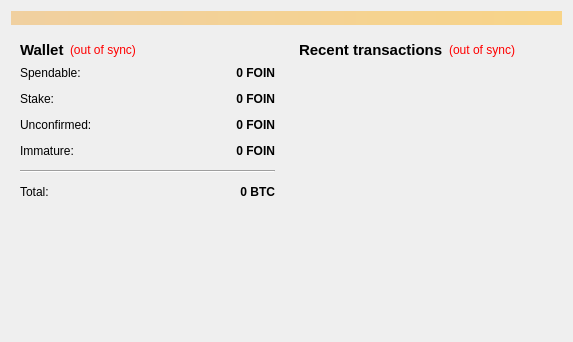
Qt form src/qt/forms/overviewpage.ui (foinio/foin) before a commit.
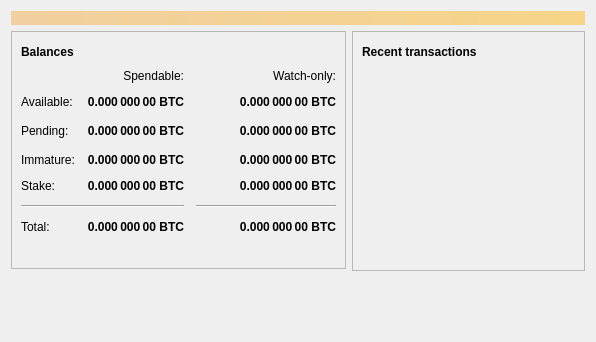
The same form after that commit. Icons and pictures are not drawn.

The edit to the form file:
```diff
--- a/src/qt/forms/overviewpage.ui
+++ b/src/qt/forms/overviewpage.ui
@@ -6,7 +6,7 @@
    <rect>
     <x>0</x>
     <y>0</y>
-    <width>573</width>
+    <width>596</width>
     <height>342</height>
    </rect>
   </property>
@@ -20,8 +20,7 @@
       <bool>false</bool>
      </property>
      <property name="styleSheet">
-      <string notr="true">background-color: qlineargradient(x1: 0, y1: 0, x2: 1, y2: 0, stop:0 #F0D0A0, stop:1 #F8D488);  color:#000000
-</string>
+      <string notr="true">QLabel { background-color: qlineargradient(x1: 0, y1: 0, x2: 1, y2: 0, stop:0 #F0D0A0, stop:1 #F8D488); color:#000000; }</string>
      </property>
      <property name="wordWrap">
       <bool>true</bool>
@@ -36,7 +35,13 @@
      <item>
       <layout class="QVBoxLayout" name="verticalLayout_2">
        <item>
-        <widget class="QWidget" name="widget" native="true">
+        <widget class="QFrame" name="frame">
+         <property name="frameShape">
+          <enum>QFrame::StyledPanel</enum>
+         </property>
+         <property name="frameShadow">
+          <enum>QFrame::Raised</enum>
+         </property>
          <layout class="QVBoxLayout" name="verticalLayout_4">
           <item>
            <layout class="QHBoxLayout" name="horizontalLayout_4">
@@ -44,34 +49,50 @@
              <widget class="QLabel" name="label_5">
               <property name="font">
                <font>
-                <pointsize>11</pointsize>
                 <weight>75</weight>
                 <bold>true</bold>
                </font>
               </property>
               <property name="text">
-               <string>Wallet</string>
+               <string>Balances</string>
               </property>
              </widget>
             </item>
             <item>
-             <widget class="QLabel" name="labelWalletStatus">
+             <widget class="QPushButton" name="labelWalletStatus">
+              <property name="enabled">
+               <bool>true</bool>
+              </property>
+              <property name="maximumSize">
+               <size>
+                <width>30</width>
+                <height>16777215</height>
+               </size>
+              </property>
               <property name="toolTip">
-               <string>The displayed information may be out of date. Your wallet automatically synchronizes with the Foin network after a connection is established, but this process has not completed yet.</string>
-              </property>
-              <property name="styleSheet">
-               <string notr="true">QLabel { color: red; }</string>
+               <string>The displayed information may be out of date. Your wallet automatically synchronizes with the Bitcoin network after a connection is established, but this process has not completed yet.</string>
               </property>
               <property name="text">
-               <string notr="true">(out of sync)</string>
+               <string/>
               </property>
-              <property name="alignment">
-               <set>Qt::AlignLeading|Qt::AlignLeft|Qt::AlignVCenter</set>
+              <property name="icon">
+               <iconset resource="../bitcoin.qrc">
+                <normaloff>:/icons/warning</normaloff>
+                <disabledoff>:/icons/warning</disabledoff>:/icons/warning</iconset>
+              </property>
+              <property name="iconSize">
+               <size>
+                <width>24</width>
+                <height>24</height>
+               </size>
+              </property>
+              <property name="flat">
+               <bool>true</bool>
               </property>
              </widget>
             </item>
             <item>
-             <spacer name="horizontalSpacer_2">
+             <spacer name="horizontalSpacer_3">
               <property name="orientation">
                <enum>Qt::Horizontal</enum>
               </property>
@@ -86,25 +107,12 @@
            </layout>
           </item>
           <item>
-           <layout class="QFormLayout" name="formLayout_2">
-            <property name="fieldGrowthPolicy">
-             <enum>QFormLayout::AllNonFixedFieldsGrow</enum>
-            </property>
-            <property name="horizontalSpacing">
+           <layout class="QGridLayout" name="gridLayout">
+            <property name="spacing">
              <number>12</number>
             </property>
-            <property name="verticalSpacing">
-             <number>12</number>
-            </property>
-            <item row="0" column="0">
-             <widget class="QLabel" name="label">
-              <property name="text">
-               <string>Spendable:</string>
-              </property>
-             </widget>
-            </item>
-            <item row="0" column="1">
-             <widget class="QLabel" name="labelBalance">
+            <item row="2" column="2">
+             <widget class="QLabel" name="labelWatchPending">
               <property name="font">
                <font>
                 <weight>75</weight>
@@ -118,7 +126,7 @@
                <string>Your current spendable balance</string>
               </property>
               <property name="text">
-               <string notr="true">0 FOIN</string>
+               <string notr="true">0.000 000 00 BTC</string>
               </property>
               <property name="alignment">
                <set>Qt::AlignRight|Qt::AlignTrailing|Qt::AlignVCenter</set>
@@ -128,45 +136,6 @@
               </property>
              </widget>
             </item>
-            <item row="1" column="0">
-             <widget class="QLabel" name="label_6">
-              <property name="text">
-               <string>Stake:</string>
-              </property>
-             </widget>
-            </item>
-            <item row="1" column="1">
-             <widget class="QLabel" name="labelStake">
-              <property name="font">
-               <font>
-                <weight>75</weight>
-                <bold>true</bold>
-               </font>
-              </property>
-              <property name="cursor">
-               <cursorShape>IBeamCursor</cursorShape>
-              </property>
-              <property name="toolTip">
-               <string>Total of coins that was staked, and do not yet count toward the current balance</string>
-              </property>
-              <property name="text">
-               <string notr="true">0 FOIN</string>
-              </property>
-              <property name="alignment">
-               <set>Qt::AlignRight|Qt::AlignTrailing|Qt::AlignVCenter</set>
-              </property>
-              <property name="textInteractionFlags">
-               <set>Qt::LinksAccessibleByMouse|Qt::TextSelectableByKeyboard|Qt::TextSelectableByMouse</set>
-              </property>
-             </widget>
-            </item>
-            <item row="2" column="0">
-             <widget class="QLabel" name="label_3">
-              <property name="text">
-               <string>Unconfirmed:</string>
-              </property>
-             </widget>
-            </item>
             <item row="2" column="1">
              <widget class="QLabel" name="labelUnconfirmed">
               <property name="font">
@@ -182,7 +151,7 @@
                <string>Total of transactions that have yet to be confirmed, and do not yet count toward the current balance</string>
               </property>
               <property name="text">
-               <string notr="true">0 FOIN</string>
+               <string notr="true">0.000 000 00 BTC</string>
               </property>
               <property name="alignment">
                <set>Qt::AlignRight|Qt::AlignTrailing|Qt::AlignVCenter</set>
@@ -192,15 +161,8 @@
               </property>
              </widget>
             </item>
-            <item row="3" column="0">
-             <widget class="QLabel" name="labelImmatureText">
-              <property name="text">
-               <string>Immature:</string>
-              </property>
-             </widget>
-            </item>
-            <item row="3" column="1">
-             <widget class="QLabel" name="labelImmature">
+            <item row="3" column="2">
+             <widget class="QLabel" name="labelWatchImmature">
               <property name="font">
                <font>
                 <weight>75</weight>
@@ -211,7 +173,7 @@
                <string>Mined balance that has not yet matured</string>
               </property>
               <property name="text">
-               <string notr="true">0 FOIN</string>
+               <string notr="true">0.000 000 00 BTC</string>
               </property>
               <property name="alignment">
                <set>Qt::AlignRight|Qt::AlignTrailing|Qt::AlignVCenter</set>
@@ -221,21 +183,85 @@
               </property>
              </widget>
             </item>
-            <item row="4" column="0" colspan="2">
+            <item row="5" column="0" colspan="2">
              <widget class="Line" name="line">
               <property name="orientation">
                <enum>Qt::Horizontal</enum>
               </property>
              </widget>
             </item>
-            <item row="5" column="0">
+            <item row="5" column="2">
+             <widget class="Line" name="lineWatchBalance">
+              <property name="sizePolicy">
+               <sizepolicy hsizetype="Preferred" vsizetype="Fixed">
+                <horstretch>0</horstretch>
+                <verstretch>0</verstretch>
+               </sizepolicy>
+              </property>
+              <property name="minimumSize">
+               <size>
+                <width>140</width>
+                <height>0</height>
+               </size>
+              </property>
+              <property name="orientation">
+               <enum>Qt::Horizontal</enum>
+              </property>
+             </widget>
+            </item>
+            <item row="6" column="0">
              <widget class="QLabel" name="labelTotalText">
               <property name="text">
                <string>Total:</string>
               </property>
              </widget>
             </item>
-            <item row="5" column="1">
+            <item row="3" column="1">
+             <widget class="QLabel" name="labelImmature">
+              <property name="font">
+               <font>
+                <weight>75</weight>
+                <bold>true</bold>
+               </font>
+              </property>
+              <property name="cursor">
+               <cursorShape>IBeamCursor</cursorShape>
+              </property>
+              <property name="toolTip">
+               <string>Mined balance that has not yet matured</string>
+              </property>
+              <property name="text">
+               <string notr="true">0.000 000 00 BTC</string>
+              </property>
+              <property name="alignment">
+               <set>Qt::AlignRight|Qt::AlignTrailing|Qt::AlignVCenter</set>
+              </property>
+              <property name="textInteractionFlags">
+               <set>Qt::LinksAccessibleByMouse|Qt::TextSelectableByKeyboard|Qt::TextSelectableByMouse</set>
+              </property>
+             </widget>
+            </item>
+            <item row="2" column="3">
+             <spacer name="horizontalSpacer_2">
+              <property name="orientation">
+               <enum>Qt::Horizontal</enum>
+              </property>
+              <property name="sizeHint" stdset="0">
+               <size>
+                <width>40</width>
+                <height>20</height>
+               </size>
+              </property>
+             </spacer>
+            </item>
+            <item row="3" column="0">
+             <widget class="QLabel" name="labelImmatureText">
+              <property name="text">
+               <string>Immature:</string>
+              </property>
+             </widget>
+            </item>
+            <item row="6" column="1">
              <widget class="QLabel" name="labelTotal">
               <property name="font">
                <font>
@@ -250,7 +276,7 @@
                <string>Your current total balance</string>
               </property>
               <property name="text">
-               <string notr="true">0 BTC</string>
+               <string notr="true">0.000 000 00 BTC</string>
               </property>
               <property name="alignment">
                <set>Qt::AlignRight|Qt::AlignTrailing|Qt::AlignVCenter</set>
@@ -260,8 +286,191 @@
               </property>
              </widget>
             </item>
+            <item row="6" column="2">
+             <widget class="QLabel" name="labelWatchTotal">
+              <property name="font">
+               <font>
+                <weight>75</weight>
+                <bold>true</bold>
+               </font>
+              </property>
+              <property name="cursor">
+               <cursorShape>IBeamCursor</cursorShape>
+              </property>
+              <property name="toolTip">
+               <string>Current total balance in watch-only addresses</string>
+              </property>
+              <property name="text">
+               <string notr="true">0.000 000 00 BTC</string>
+              </property>
+              <property name="alignment">
+               <set>Qt::AlignRight|Qt::AlignTrailing|Qt::AlignVCenter</set>
+              </property>
+              <property name="textInteractionFlags">
+               <set>Qt::LinksAccessibleByMouse|Qt::TextSelectableByKeyboard|Qt::TextSelectableByMouse</set>
+              </property>
+             </widget>
+            </item>
+            <item row="0" column="2">
+             <widget class="QLabel" name="labelWatchonly">
+              <property name="text">
+               <string>Watch-only:</string>
+              </property>
+              <property name="alignment">
+               <set>Qt::AlignRight|Qt::AlignTrailing|Qt::AlignVCenter</set>
+              </property>
+             </widget>
+            </item>
+            <item row="1" column="0">
+             <widget class="QLabel" name="labelBalanceText">
+              <property name="text">
+               <string>Available:</string>
+              </property>
+             </widget>
+            </item>
+            <item row="1" column="1">
+             <widget class="QLabel" name="labelBalance">
+              <property name="font">
+               <font>
+                <weight>75</weight>
+                <bold>true</bold>
+               </font>
+              </property>
+              <property name="cursor">
+               <cursorShape>IBeamCursor</cursorShape>
+              </property>
+              <property name="toolTip">
+               <string>Your current spendable balance</string>
+              </property>
+              <property name="text">
+               <string notr="true">0.000 000 00 BTC</string>
+              </property>
+              <property name="alignment">
+               <set>Qt::AlignRight|Qt::AlignTrailing|Qt::AlignVCenter</set>
+              </property>
+              <property name="textInteractionFlags">
+               <set>Qt::LinksAccessibleByMouse|Qt::TextSelectableByKeyboard|Qt::TextSelectableByMouse</set>
+              </property>
+             </widget>
+            </item>
+            <item row="1" column="2">
+             <widget class="QLabel" name="labelWatchAvailable">
+              <property name="font">
+               <font>
+                <weight>75</weight>
+                <bold>true</bold>
+               </font>
+              </property>
+              <property name="cursor">
+               <cursorShape>IBeamCursor</cursorShape>
+              </property>
+              <property name="toolTip">
+               <string>Your current balance in watch-only addresses</string>
+              </property>
+              <property name="text">
+               <string notr="true">0.000 000 00 BTC</string>
+              </property>
+              <property name="alignment">
+               <set>Qt::AlignRight|Qt::AlignTrailing|Qt::AlignVCenter</set>
+              </property>
+              <property name="textInteractionFlags">
+               <set>Qt::LinksAccessibleByMouse|Qt::TextSelectableByKeyboard|Qt::TextSelectableByMouse</set>
+              </property>
+             </widget>
+            </item>
+            <item row="2" column="0">
+             <widget class="QLabel" name="labelPendingText">
+              <property name="text">
+               <string>Pending:</string>
+              </property>
+             </widget>
+            </item>
+            <item row="0" column="1">
+             <widget class="QLabel" name="labelSpendable">
+              <property name="text">
+               <string>Spendable:</string>
+              </property>
+              <property name="alignment">
+               <set>Qt::AlignRight|Qt::AlignTrailing|Qt::AlignVCenter</set>
+              </property>
+             </widget>
+            </item>
+            <item row="4" column="0">
+             <widget class="QLabel" name="labelStakeText">
+              <property name="text">
+               <string>Stake:</string>
+              </property>
+             </widget>
+            </item>
+            <item row="4" column="1">
+             <widget class="QLabel" name="labelStake">
+              <property name="font">
+               <font>
+                <weight>75</weight>
+                <bold>true</bold>
+               </font>
+              </property>
+              <property name="text">
+               <string>0.000 000 00 BTC</string>
+              </property>
+              <property name="alignment">
+               <set>Qt::AlignRight|Qt::AlignTrailing|Qt::AlignVCenter</set>
+              </property>
+              <property name="textInteractionFlags">
+               <set>Qt::LinksAccessibleByMouse|Qt::TextSelectableByKeyboard|Qt::TextSelectableByMouse</set>
+              </property>
+             </widget>
+            </item>
+            <item row="4" column="2">
+             <widget class="QLabel" name="labelWatchStake">
+              <property name="font">
+               <font>
+                <weight>75</weight>
+                <bold>true</bold>
+               </font>
+              </property>
+              <property name="text">
+               <string>0.000 000 00 BTC</string>
+              </property>
+              <property name="alignment">
+               <set>Qt::AlignRight|Qt::AlignTrailing|Qt::AlignVCenter</set>
+              </property>
+              <property name="textInteractionFlags">
+               <set>Qt::LinksAccessibleByMouse|Qt::TextSelectableByKeyboard|Qt::TextSelectableByMouse</set>
+              </property>
+             </widget>
+            </item>
+            <item row="2" column="3">
+             <spacer name="horizontalSpacer_21">
+              <property name="orientation">
+               <enum>Qt::Horizontal</enum>
+              </property>
+              <property name="sizeHint" stdset="0">
+               <size>
+                <width>40</width>
+                <height>20</height>
+               </size>
+              </property>
+             </spacer>
+            </item>
            </layout>
           </item>
+          <item>
+           <spacer name="verticalSpacer_3">
+            <property name="orientation">
+             <enum>Qt::Vertical</enum>
+            </property>
+            <property name="sizeType">
+             <enum>QSizePolicy::Fixed</enum>
+            </property>
+            <property name="sizeHint" stdset="0">
+             <size>
+              <width>20</width>
+              <height>25</height>
+             </size>
+            </property>
+           </spacer>
+          </item>
          </layout>
         </widget>
        </item>
@@ -283,7 +492,13 @@
      <item>
       <layout class="QVBoxLayout" name="verticalLayout_3">
        <item>
-        <widget class="QWidget" name="widget_2" native="true">
+        <widget class="QFrame" name="frame_2">
+         <property name="frameShape">
+          <enum>QFrame::StyledPanel</enum>
+         </property>
+         <property name="frameShadow">
+          <enum>QFrame::Raised</enum>
+         </property>
          <layout class="QVBoxLayout" name="verticalLayout">
           <item>
            <layout class="QHBoxLayout" name="horizontalLayout_2">
@@ -291,29 +506,45 @@
              <widget class="QLabel" name="label_4">
               <property name="font">
                <font>
-                <pointsize>11</pointsize>
                 <weight>75</weight>
                 <bold>true</bold>
                </font>
               </property>
               <property name="text">
-               <string>&lt;b&gt;Recent transactions&lt;/b&gt;</string>
+               <string>Recent transactions</string>
               </property>
              </widget>
             </item>
             <item>
-             <widget class="QLabel" name="labelTransactionsStatus">
+             <widget class="QPushButton" name="labelTransactionsStatus">
+              <property name="enabled">
+               <bool>true</bool>
+              </property>
+              <property name="maximumSize">
+               <size>
+                <width>30</width>
+                <height>16777215</height>
+               </size>
+              </property>
               <property name="toolTip">
-               <string>The displayed information may be out of date. Your wallet automatically synchronizes with the Foin network after a connection is established, but this process has not completed yet.</string>
-              </property>
-              <property name="styleSheet">
-               <string notr="true">QLabel { color: red; }</string>
+               <string>The displayed information may be out of date. Your wallet automatically synchronizes with the Bitcoin network after a connection is established, but this process has not completed yet.</string>
               </property>
               <property name="text">
-               <string notr="true">(out of sync)</string>
+               <string/>
               </property>
-              <property name="alignment">
-               <set>Qt::AlignRight|Qt::AlignTrailing|Qt::AlignVCenter</set>
+              <property name="icon">
+               <iconset resource="../bitcoin.qrc">
+                <normaloff>:/icons/warning</normaloff>
+                <disabledoff>:/icons/warning</disabledoff>:/icons/warning</iconset>
+              </property>
+              <property name="iconSize">
+               <size>
+                <width>24</width>
+                <height>24</height>
+               </size>
+              </property>
+              <property name="flat">
+               <bool>true</bool>
               </property>
              </widget>
             </item>
@@ -354,6 +585,19 @@
          </layout>
         </widget>
        </item>
+       <item>
+        <spacer name="verticalSpacer_2">
+         <property name="orientation">
+          <enum>Qt::Vertical</enum>
+         </property>
+         <property name="sizeHint" stdset="0">
+          <size>
+           <width>20</width>
+           <height>40</height>
+          </size>
+         </property>
+        </spacer>
+       </item>
       </layout>
      </item>
     </layout>
```
Left out of the diff: 12 changed lines with no effect on the pictures.
